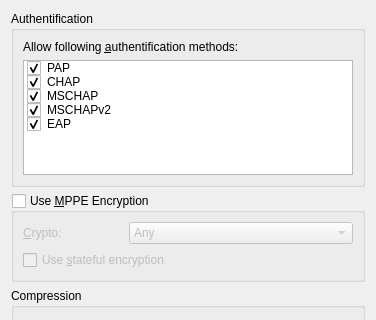
This is vpnplugins/pptp/pptpadvanced.ui in netrunner-debian-kde-extras/networkmanagement as Qt 5 draws it before an edit; both pictures show x 0 to 376 and y 0 to 320 of the 376 by 479 pixel window. The edited form follows.
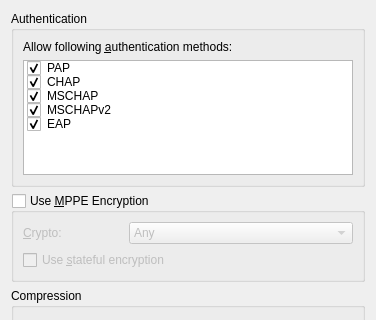
This is the edited form.

What changed in the file:
```diff
--- a/vpnplugins/pptp/pptpadvanced.ui
+++ b/vpnplugins/pptp/pptpadvanced.ui
@@ -14,7 +14,7 @@
    <item>
     <widget class="QGroupBox" name="grp_authenfication">
      <property name="title">
-      <string>Authentification</string>
+      <string>Authentication</string>
      </property>
      <layout class="QGridLayout" name="gridLayout_3">
       <item row="0" column="0">
@@ -22,7 +22,7 @@
         <item>
          <widget class="QLabel" name="lbl_auth">
           <property name="text">
-           <string>Allow following &amp;authentification methods:</string>
+           <string>Allow following &amp;authentication methods:</string>
           </property>
           <property name="buddy">
            <cstring>listWidget</cstring>
```
